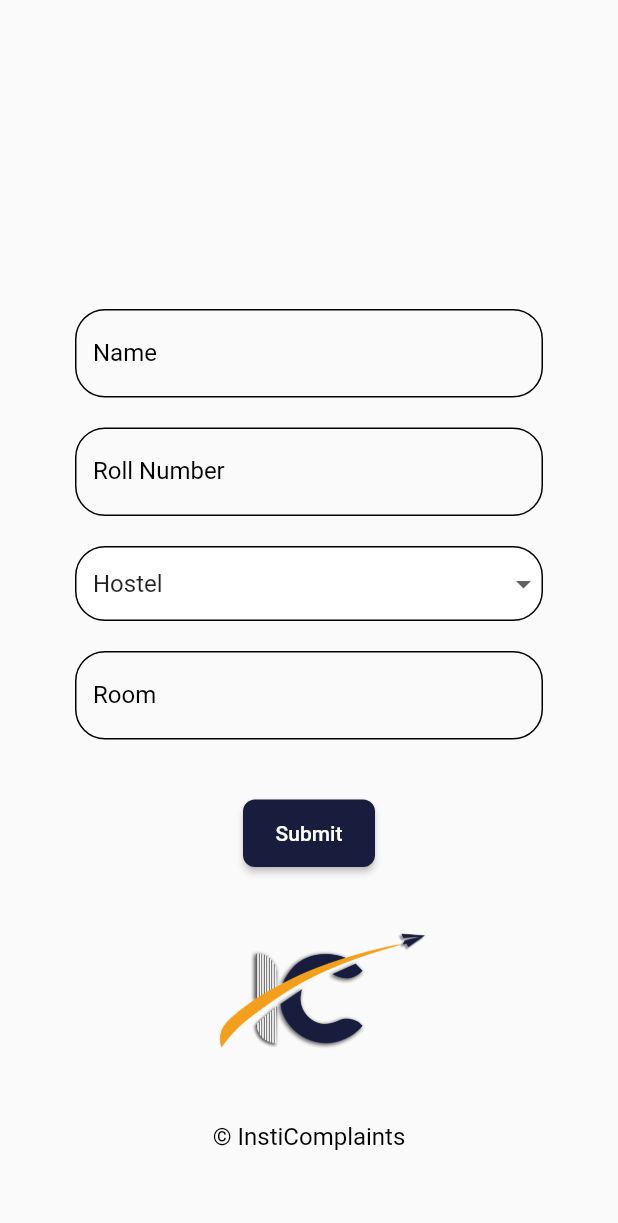
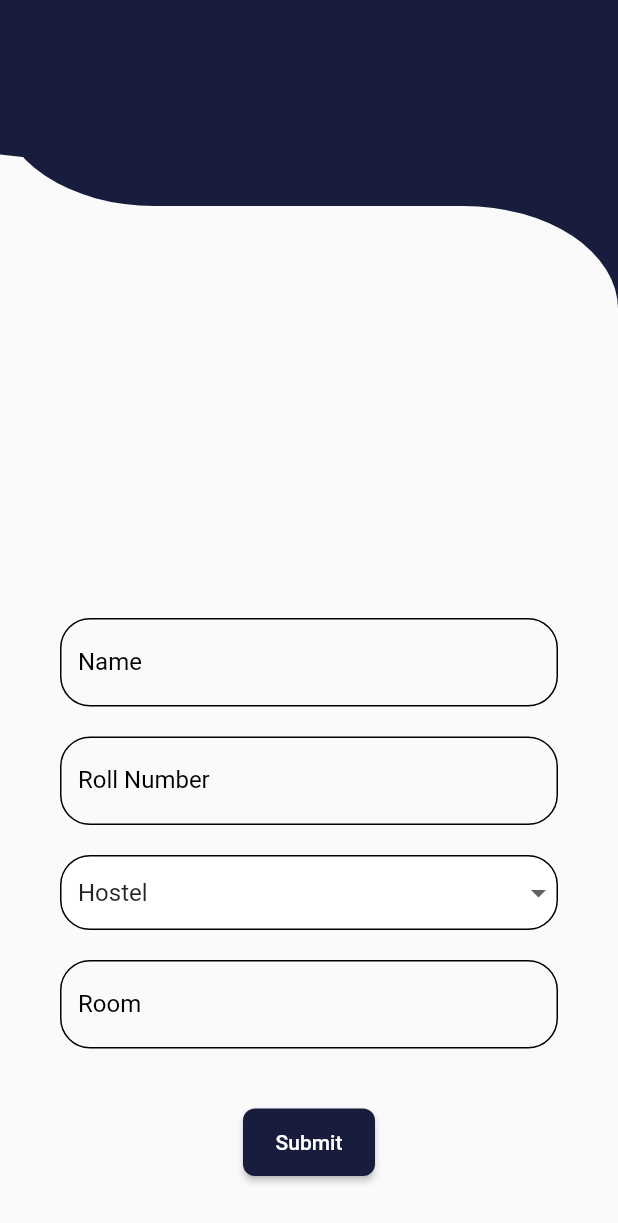
Before and after one commit to shubhanshu02/flutter_practice, a Flutter app: the RegisterPage screen opened directly, on a phone screen of 412 x 824 dp. Shown: the top 1223 px of the screen. Run offline on Flutter 3.47's test engine with Material 2 defaults, Android fonts, the phone set to English and light mode, and no system bars; our stand-ins replace bottom_navy_bar, flutter_svg; missing offline and left inert: adobe_xd.

Commit message:
Register Page scroll correction

```diff
--- a/lib/register.dart
+++ b/lib/register.dart
@@ -1,18 +1,60 @@
 import 'package:flutter/material.dart';
-
+import 'dart:math';
 // TODO: Controllers for Text Fields
 // TODO: Verification that none is empty
+
+class CurveClipper extends CustomClipper<Path> {
+  @override
+  Path getClip(Size size) {
+    Path path = Path()
+      // set the "current point"
+      ..addArc(Rect.fromLTWH(0, 0, size.width/2, size.width/3), pi, -1.57)
+      ..lineTo(9 * size.width / 10, size.width / 3)
+      ..addArc(Rect.fromLTWH(size.width / 2,  size.width / 3, size.width/2, size.width/3), pi + 1.57, 1.57)
+      ..lineTo(size.width, 0)
+      ..lineTo(0, 0)
+      ..lineTo(0, size.width/4);
+      return path;
+  }
+
+  @override
+  bool shouldReclip(oldCliper) => false;
+}
 
 class RegisterPage extends StatelessWidget {
   @override
   Widget build(BuildContext context) {
     return Scaffold(
         body: Container(
-            padding: EdgeInsets.symmetric(horizontal: 50),
+
             child: ListView(children: [
-              SizedBox(height: MediaQuery.of(context).size.height / 4),
+              Container(
+                width: MediaQuery.of(context).size.width,
+                height: MediaQuery.of(context).size.height/2,
+                child: ClipPath(
+                    clipper: CurveClipper(),
+                   child: Container(
+                      constraints: BoxConstraints.expand(),
+                      color: Color(0xFF181D3D),
+                      /* child: Column(children: [
+                        SizedBox(
+                            height: MediaQuery.of(context).size.height / 8),
+                        Text(
+                          'Sign Up',
+                          style: Theme.of(context)
+                              .textTheme
+                              .headline5
+                              .apply(color: Colors.white),
+                        )
+                      ]),
+                    )
+                    ),*/
+              ),),),
               RegisterForm()
-            ])));
+            ]
+            )
+            )
+            );
   }
 }
 
@@ -28,6 +70,8 @@ class _RegisterFormState extends State<RegisterForm> {
   Widget build(BuildContext context) {
     return Form(
       key: _formKey,
+      child: Padding(
+        padding: const EdgeInsets.symmetric(horizontal:40),
         child: Column(
           children: [
             Column(
@@ -222,6 +266,7 @@ class _RegisterFormState extends State<RegisterForm> {
             )
           ],
         ),
+      ),
     );
   }
 }
```
Also changed, not shown: lib/feed.dart (added, +153 -0 lines), lib/main.dart (+17 -37 lines), pubspec.lock. Lines whose indentation alone changed are shown as unchanged.
